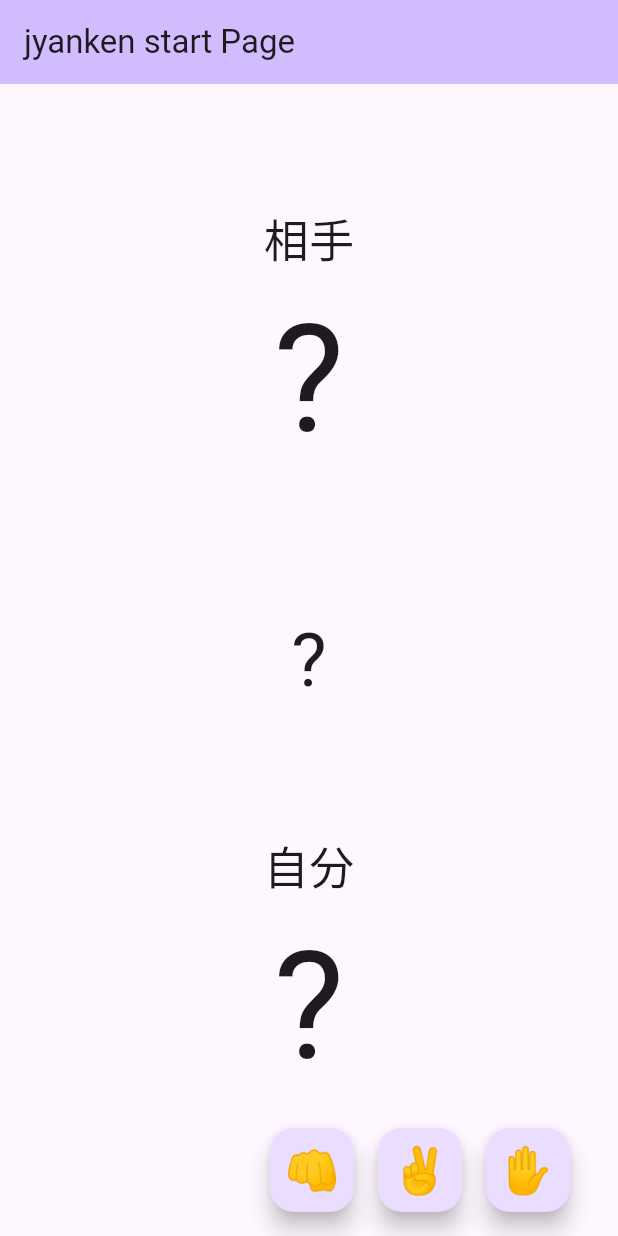
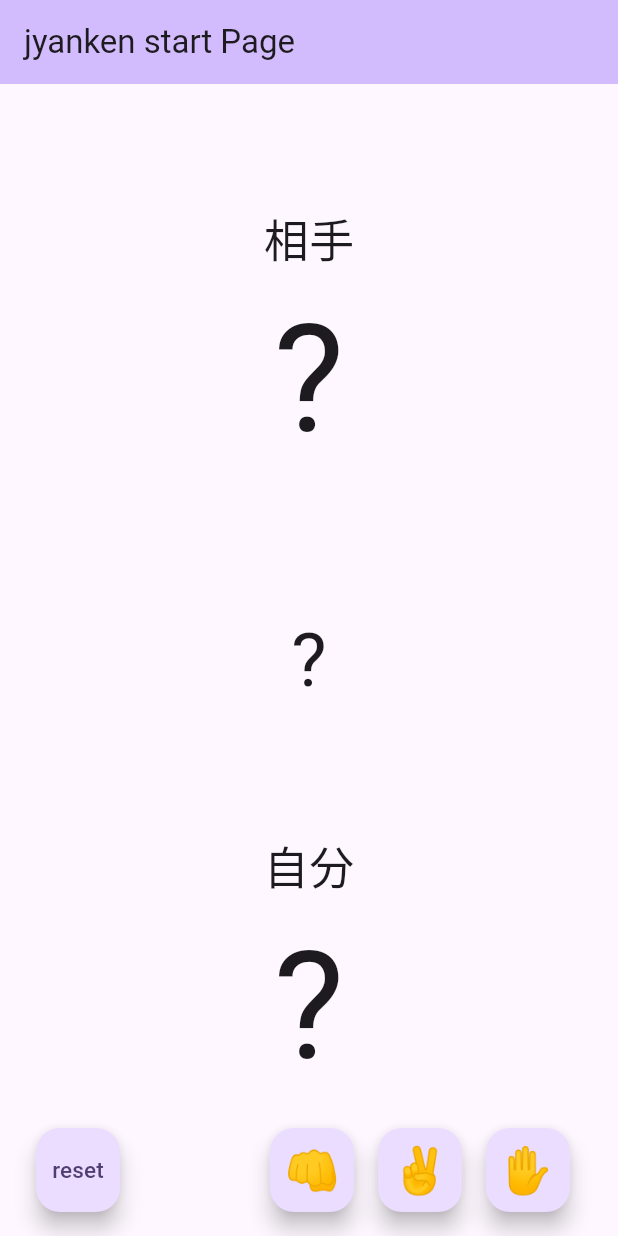
Before and after one commit to tomoakien/jabnken, a Flutter app: the screen it shows after launch, on a phone screen of 412 x 824 dp. Run offline on Flutter 3.47's test engine with Material 3 defaults, Android fonts, the phone set to English and light mode, and no system bars.

Commit message:
issue3のリセットボタンの追加

```diff
--- a/lib/main.dart
+++ b/lib/main.dart
@@ -70,6 +70,14 @@ class _StartDisplayState extends State<StartDisplay> {
     });
   }
 
+  void resetHandandResult() {
+    setState(() {
+      myHand = null;
+      computerHand = null;
+      result = null;
+    });
+  }
+
   @override
   Widget build(BuildContext context) {
     return Scaffold(
@@ -113,6 +121,18 @@ class _StartDisplayState extends State<StartDisplay> {
         floatingActionButton: Row(
           mainAxisAlignment: MainAxisAlignment.end,
           children: [
+            FloatingActionButton(
+              onPressed: () {
+                resetHandandResult();
+              },
+              child: const Text(
+                'reset',
+                style: TextStyle(fontSize: 15),
+              ),
+            ),
+            const SizedBox(
+              width: 100,
+            ),
             FloatingActionButton(
               onPressed: () {
                 setState(() {
```
Also changed, not shown: 1 other file.
